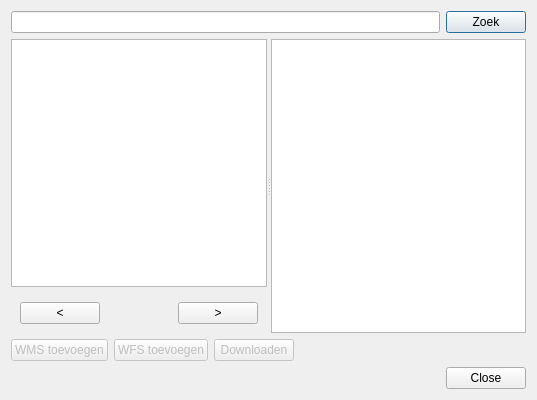
Qt form ui_geopunt4QgisDataCatalog.ui (warrieka/geopunt4Qgis) before a commit.
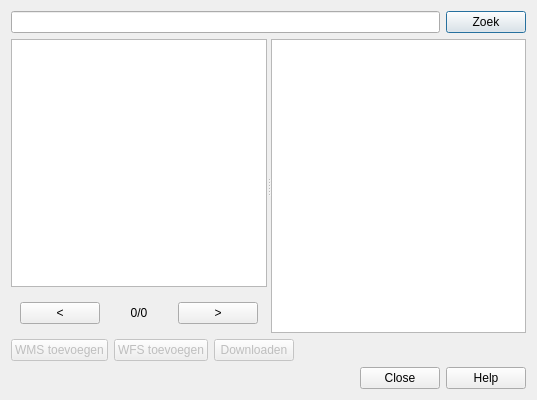
The same form after that commit. Icons and pictures are not drawn.

```diff
--- a/ui_geopunt4QgisDataCatalog.ui
+++ b/ui_geopunt4QgisDataCatalog.ui
@@ -130,7 +130,7 @@
              </sizepolicy>
             </property>
             <property name="text">
-             <string/>
+             <string>0/0</string>
             </property>
             <property name="alignment">
              <set>Qt::AlignCenter</set>
@@ -216,14 +216,37 @@
     </layout>
    </item>
    <item>
+    <layout class="QHBoxLayout" name="horizontalLayout_4">
+     <item>
+      <widget class="QLabel" name="msgLbl">
+       <property name="sizePolicy">
+        <sizepolicy hsizetype="MinimumExpanding" vsizetype="Preferred">
+         <horstretch>0</horstretch>
+         <verstretch>0</verstretch>
+        </sizepolicy>
+       </property>
+       <property name="text">
+        <string/>
+       </property>
+      </widget>
+     </item>
+     <item>
     <widget class="QDialogButtonBox" name="buttonBox">
+       <property name="sizePolicy">
+        <sizepolicy hsizetype="Fixed" vsizetype="Fixed">
+         <horstretch>0</horstretch>
+         <verstretch>0</verstretch>
+        </sizepolicy>
+       </property>
      <property name="orientation">
       <enum>Qt::Horizontal</enum>
      </property>
      <property name="standardButtons">
-      <set>QDialogButtonBox::Close</set>
-     </property>
-    </widget>
+        <set>QDialogButtonBox::Close|QDialogButtonBox::Help</set>
+       </property>
+      </widget>
+     </item>
+    </layout>
    </item>
   </layout>
   <action name="addWMSaction">
```
Left out of the diff: 2 changed lines with no effect on the pictures. Lines whose indentation alone changed are shown as unchanged.
